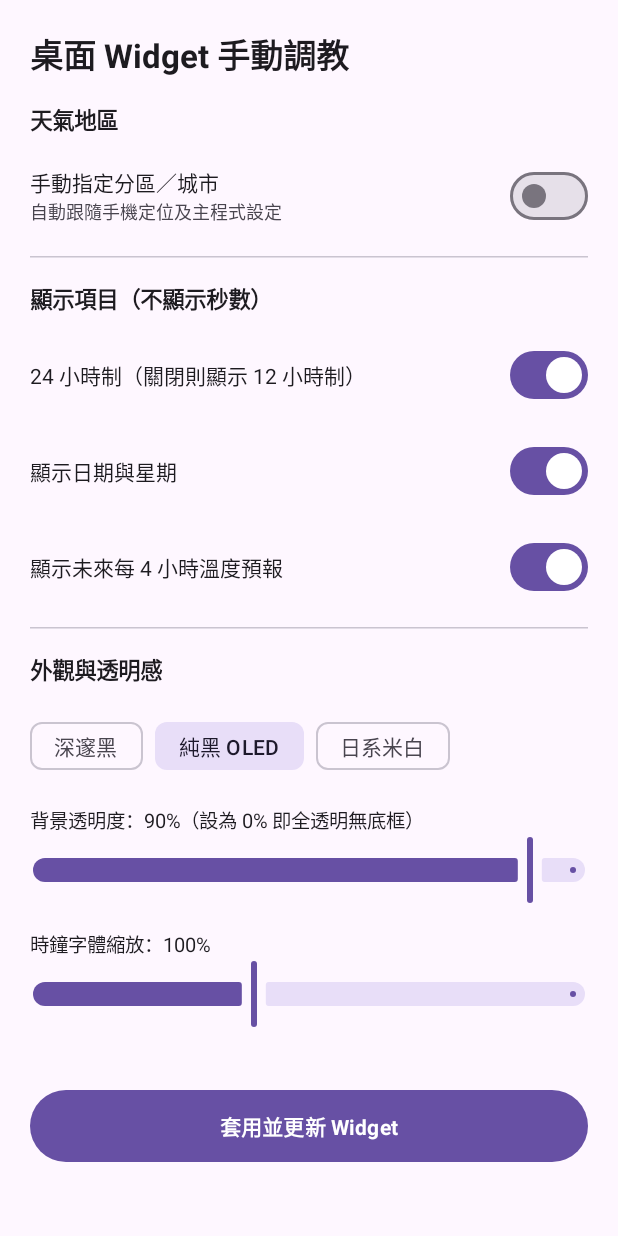
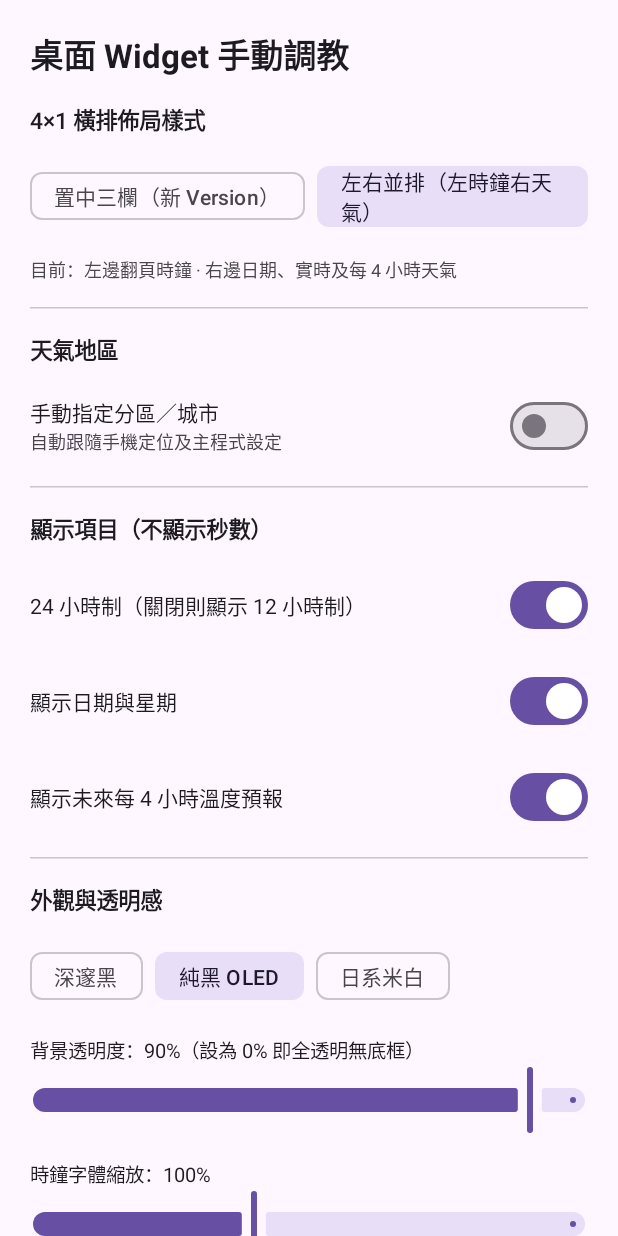
Before and after one commit to timlskforai-netizen/grok-flip-clock, an Android app built with Jetpack Compose: the composable WidgetConfigScreen shown on its own in the app's theme, after a tap on "純黑 OLED", on a phone screen of 412 x 824 dp. Run offline under Robolectric (Android 15) with nearby library versions, the phone set to English and light mode, and no system bars; 3 other taps on this screen came first.

Commit message:
Add row layout style selection for FlipClockWidget

```diff
--- a/app/src/main/java/com/example/grokflipclock/widget/FlipClockWidgetConfigActivity.kt
+++ b/app/src/main/java/com/example/grokflipclock/widget/FlipClockWidgetConfigActivity.kt
@@ -95,6 +95,7 @@ private fun WidgetConfigScreen(
     var is24Hour by remember { mutableStateOf(initial.is24Hour) }
     var showDate by remember { mutableStateOf(initial.showDate) }
     var showForecast by remember { mutableStateOf(initial.showForecast) }
+    var rowLayoutStyle by remember { mutableStateOf(initial.rowLayoutStyle) }
     var themeStyle by remember { mutableStateOf(initial.themeStyle) }
     var bgAlpha by remember { mutableFloatStateOf(initial.bgAlphaPercent.toFloat()) }
     var fontScale by remember { mutableFloatStateOf(initial.fontScalePercent.toFloat()) }
@@ -115,6 +116,35 @@ private fun WidgetConfigScreen(
             fontWeight = FontWeight.Bold
         )
 
+        // 1. 4x1 橫排佈局選擇
+        Text(text = "4×1 橫排佈局樣式", fontWeight = FontWeight.SemiBold, fontSize = 15.sp)
+
+        Row(horizontalArrangement = Arrangement.spacedBy(8.dp)) {
+            FilterChip(
+                selected = rowLayoutStyle == "center",
+                onClick = { rowLayoutStyle = "center" },
+                label = { Text("置中三欄（新 Version）") }
+            )
+            FilterChip(
+                selected = rowLayoutStyle == "left_right",
+                onClick = { rowLayoutStyle = "left_right" },
+                label = { Text("左右並排（左時鐘右天氣）") }
+            )
+        }
+
+        Text(
+            text = if (rowLayoutStyle == "center") {
+                "目前：左邊日期星期 · 中間翻頁時鐘 · 右邊實時及每 4 小時天氣"
+            } else {
+                "目前：左邊翻頁時鐘 · 右邊日期、實時及每 4 小時天氣"
+            },
+            fontSize = 12.sp,
+            color = MaterialTheme.colorScheme.onSurfaceVariant
+        )
+
+        HorizontalDivider()
+
+        // 2. 天氣地區設定
         Text(text = "天氣地區", fontWeight = FontWeight.SemiBold, fontSize = 15.sp)
 
         Row(
@@ -161,6 +191,7 @@ private fun WidgetConfigScreen(
 
         HorizontalDivider()
 
+        // 3. 顯示內容調教
         Text(text = "顯示項目（不顯示秒數）", fontWeight = FontWeight.SemiBold, fontSize = 15.sp)
 
         Row(
@@ -192,6 +223,7 @@ private fun WidgetConfigScreen(
 
         HorizontalDivider()
 
+        // 4. 外觀與透明度手動微調
         Text(text = "外觀與透明感", fontWeight = FontWeight.SemiBold, fontSize = 15.sp)
 
         Row(horizontalArrangement = Arrangement.spacedBy(8.dp)) {
@@ -241,6 +273,7 @@ private fun WidgetConfigScreen(
                         is24Hour = is24Hour,
                         showDate = showDate,
                         showForecast = showForecast,
+                        rowLayoutStyle = rowLayoutStyle,
                         themeStyle = themeStyle,
                         bgAlphaPercent = bgAlpha.roundToInt(),
                         fontScalePercent = fontScale.roundToInt()
```
